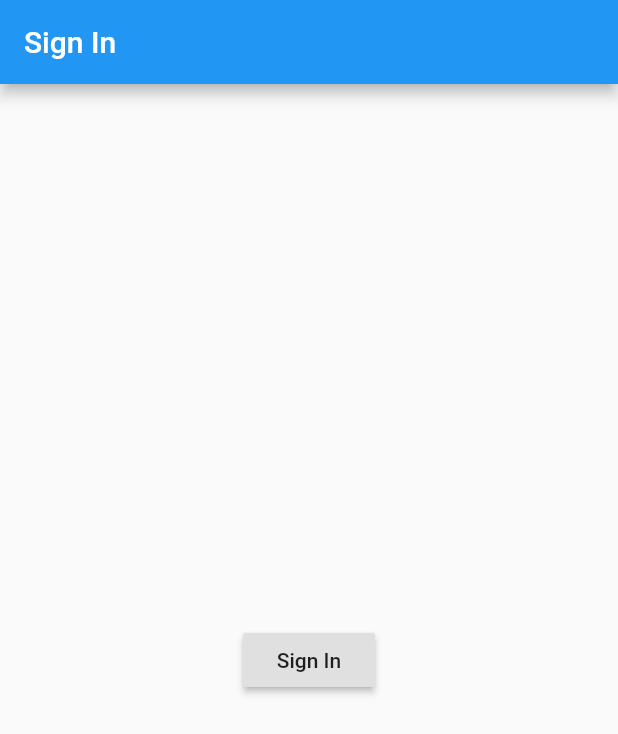
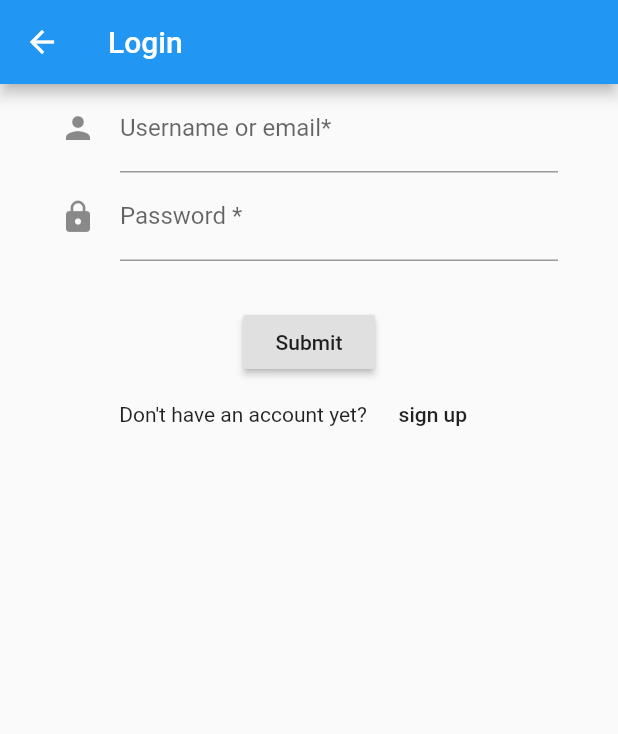
Before and after one commit to Vicradon/coursefidence, a Flutter app: the screen it shows after launch, on a phone screen of 412 x 824 dp. Shown: the top 734 px of the screen. Run offline on Flutter 3.47's test engine with Material 2 defaults, Android fonts, the phone set to English and light mode, and no system bars.

Commit message:
Add login and signup pages

```diff
--- a/lib/main.dart
+++ b/lib/main.dart
@@ -1,7 +1,8 @@
 import 'package:flutter/material.dart';
-import 'package:coursefidence/pages/auth.dart';
+import 'package:coursefidence/pages/login_page.dart';
+import 'package:coursefidence/pages/signup_page.dart';
 import 'package:coursefidence/pages/courses.dart';
-// import 'package:coursefidence/pages/overview.dart';
+import 'package:coursefidence/pages/overview.dart';
 import 'package:provider/provider.dart';
 import 'package:coursefidence/utils/course_model.dart';
 
@@ -13,10 +14,11 @@ class App extends StatelessWidget {
     return ChangeNotifierProvider<CourseModel>(
       builder: (context) => CourseModel(),
       child: MaterialApp(
-        initialRoute: '/',
+        initialRoute: '/login',
         routes: {
-          '/': (BuildContext context) => Auth(),
-          // '/': (BuildContext context) => Overview(),
+          '/': (BuildContext context) => Overview(),
+          '/signup': (BuildContext context) => SignupPage(),
+          '/login': (BuildContext context) => LoginPage(),
           '/courses': (BuildContext context) => Courses(),
         },
       ), // theme: Theme(data: ThemeData(accentColor: Color(Colors.orange)), child: null),
--- a/lib/pages/auth.dart
+++ /dev/null
@@ -1,32 +0,0 @@
-import 'package:flutter/material.dart';
-
-class Auth extends StatelessWidget {
-  @override
-  Widget build(BuildContext context) {
-    return Scaffold(
-      appBar: AppBar(
-        title: Text("Sign In"),
-      ),
-      body: Builder(
-        builder: (context) => Center(
-          child: RaisedButton(
-            onPressed: () {
-              print("Stuff");
-              final snackBar = SnackBar(
-                content: Text("Sign in not yet implemented", textAlign: TextAlign.center),
-                // action: SnackBarAction(
-                //   label: 'Undo',
-                //   onPressed: () {
-                //     // Some code to undo the change.
-                //   },
-                // ),
-              );
-              Scaffold.of(context).showSnackBar(snackBar);
-            },
-            child: Text("Sign In"),
-          ),
-        ),
-      ),
-    );
-  }
-}
--- /dev/null
+++ b/lib/pages/login_page.dart
@@ -0,0 +1,18 @@
+import 'package:coursefidence/widgets/login_form.dart';
+import 'package:flutter/material.dart';
+
+class LoginPage extends StatelessWidget {
+  @override
+  Widget build(BuildContext context) {
+    return Scaffold(
+      appBar: AppBar(
+        title: Text("Login"),
+      ),
+      body: Builder(
+        builder: (context) => Center(
+          child: LoginForm(),
+        ),
+      ),
+    );
+  }
+}
--- /dev/null
+++ b/lib/widgets/login_form.dart
@@ -0,0 +1,91 @@
+import 'package:flutter/material.dart';
+import 'package:flutter/services.dart';
+
+class LoginForm extends StatefulWidget {
+  @override
+  LoginFormState createState() {
+    return LoginFormState();
+  }
+}
+
+class LoginFormState extends State<LoginForm> {
+  final _formKey = GlobalKey<FormState>();
+  final focusPassword = FocusNode();
+
+  @override
+  Widget build(BuildContext context) {
+    return Form(
+      key: _formKey,
+      child: Container(
+        padding: EdgeInsets.symmetric(horizontal: 40, vertical: 0),
+        child: Align(
+          alignment: Alignment.center,
+          child: Column(
+            children: <Widget>[
+              TextFormField(
+                decoration: const InputDecoration(
+                  icon: Icon(Icons.person),
+                  hintText: 'e.g. John Doe | johndoe@xyz.com',
+                  labelText: 'Username or email*',
+                ),
+                validator: (value) {
+                  if (value.isEmpty) {
+                    return 'Please enter a valid username';
+                  }
+                  return null;
+                },
+                onSaved: (String value) {},
+                onFieldSubmitted: (v) {
+                  FocusScope.of(context).requestFocus(focusPassword);
+                },
+              ),
+              TextFormField(
+                inputFormatters: [WhitelistingTextInputFormatter.digitsOnly],
+                decoration: const InputDecoration(
+                  icon: Icon(Icons.lock),
+                  hintText: 'some_password',
+                  labelText: 'Password *',
+                ),
+                obscureText: true,
+                validator: (value) {
+                  if (value.isEmpty) {
+                    return 'Password is required';
+                  }
+                  return null;
+                },
+                onSaved: (String value) {},
+                focusNode: focusPassword,
+              ),
+              SizedBox(height: 30),
+              Builder(
+                builder: (BuildContext context) {
+                  return RaisedButton(
+                    onPressed: () {
+                      if (_formKey.currentState.validate()) {
+                        _formKey.currentState.save();
+                        Navigator.of(context).pop();
+                      }
+                    },
+                    child: Text('Submit'),
+                  );
+                },
+              ),
+              Row(
+                mainAxisAlignment: MainAxisAlignment.center,
+                children: <Widget>[
+                  Text("Don't have an account yet?"),
+                  FlatButton(
+                    onPressed: () {
+                      Navigator.pushNamed(context, '/signup');
+                    },
+                    child: Text("sign up"),
+                  )
+                ],
+              )
+            ],
+          ),
+        ),
+      ),
+    );
+  }
+}
```
Also changed, not shown: lib/pages/signup_page.dart (added, +18 -0 lines), lib/widgets/signup_form.dart (added, +116 -0 lines), 1 other file.
